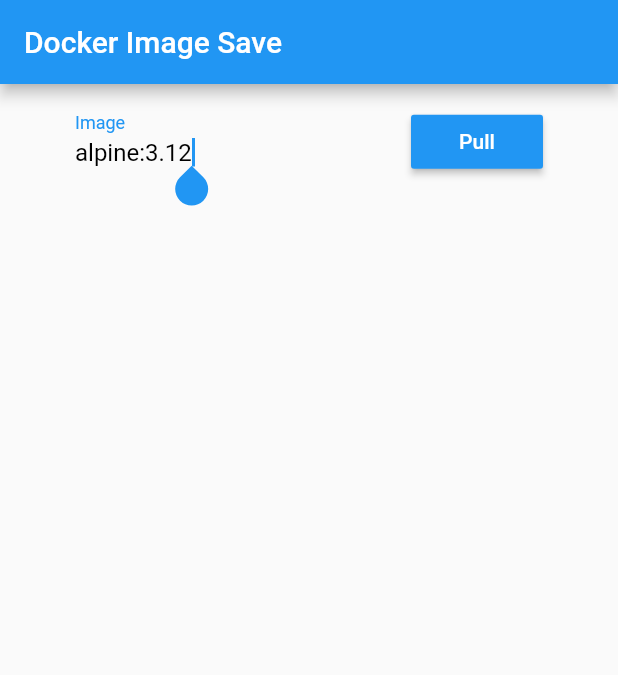
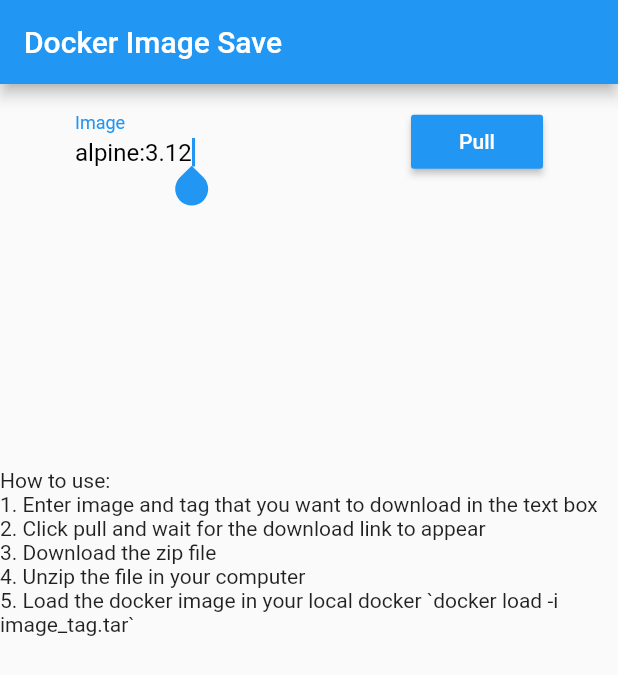
Before and after one commit to jadolg/DockerImageSaveApplication, a Flutter app: the screen it shows after launch, on a phone screen of 412 x 824 dp. Shown: the top 675 px of the screen. Run offline on Flutter 3.47's test engine with Material 2 defaults, Android fonts, the phone set to English and light mode, and no system bars; missing offline and left inert: filesize.

Commit message:
Add "how to use" section

```diff
--- a/lib/main.dart
+++ b/lib/main.dart
@@ -134,7 +134,8 @@
                 ? Text("")
                 : MaterialButton(
                     onPressed: () => launch(_imageURL),
-                    child: Text("${_imageURL.replaceFirst("https://dockerimagesave.copincha.org/download/", "")} [${filesize(_imageSize)}]"),
+                    child: Text(
+                        "${_imageURL.replaceFirst("https://dockerimagesave.copincha.org/download/", "")} [${filesize(_imageSize)}]"),
                     textColor: Colors.lightBlueAccent,
                   ),
             _imageURL == "" && !_fieldsEnabled
@@ -151,6 +152,20 @@
                   )
                 : Text(""),
             _errorMessage != "" ? Text(_errorMessage) : Text(""),
+            Expanded(
+              child: Align(
+                alignment: Alignment.bottomCenter,
+                child: Padding(
+                  padding: const EdgeInsets.fromLTRB(0, 0, 0, 400),
+                  child: Text("How to use:\n"
+                      "1. Enter image and tag that you want to download in the text box\n"
+                      "2. Click pull and wait for the download link to appear\n"
+                      "3. Download the zip file\n"
+                      "4. Unzip the file in your computer\n"
+                      "5. Load the docker image in your local docker `docker load -i image_tag.tar`"),
+                ),
+              ),
+            ),
           ],
         ),
       ),
```
Also changed, not shown: pubspec.lock. Lines whose indentation alone changed are shown as unchanged.
